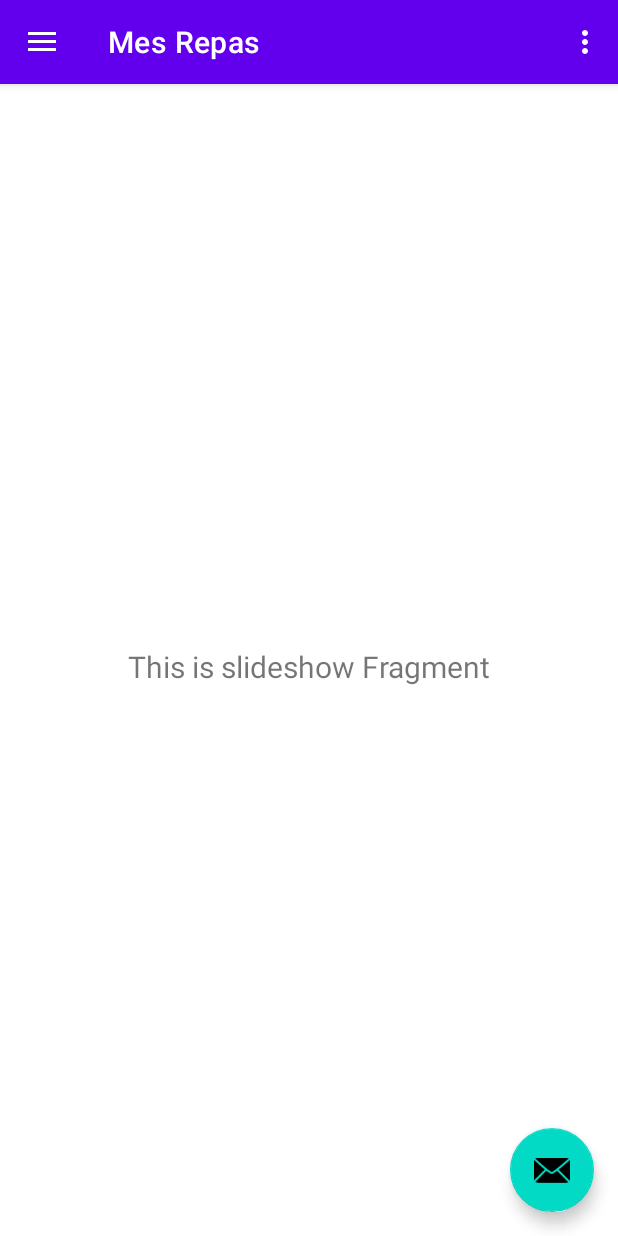
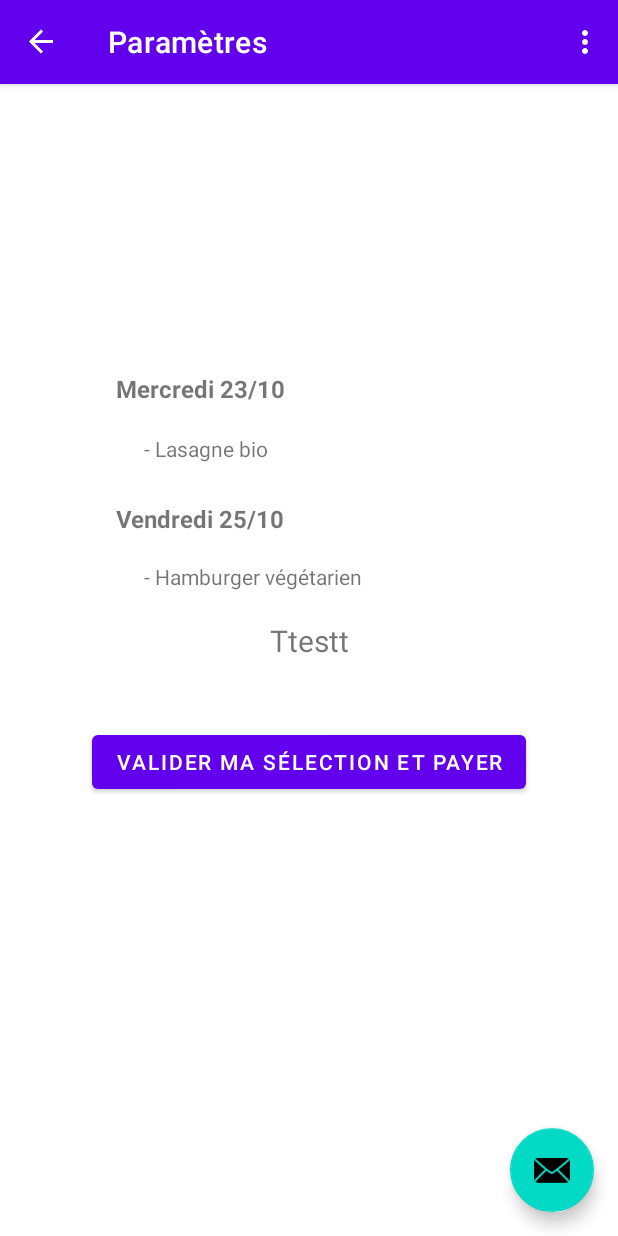
Before and after one commit to BentahriMerwane/hackathon-2021-Ephec, an Android app: the screen it shows after launch (MainActivity), in the side drawer, after a tap on "Mes Repas", on a phone screen of 412 x 824 dp. Run offline under Robolectric (Android 15) with nearby library versions, the phone set to English and light mode, and no system bars; our stand-ins replace navigation-ui.

Commit message:
Update page "choix"

```diff
--- a/app/src/main/java/com/example/myapplication/MainActivity.kt
+++ b/app/src/main/java/com/example/myapplication/MainActivity.kt
@@ -56,7 +56,7 @@ class MainActivity : AppCompatActivity() {
         // menu should be considered as top level destinations.
         appBarConfiguration = AppBarConfiguration(
             setOf(
-                R.id.nav_login, R.id.nav_commandes, R.id.nav_param, R.id.nav_repas
+                R.id.nav_login, R.id.nav_commandes, R.id.nav_repas
             ), drawerLayout
         )
         setupActionBarWithNavController(navController, appBarConfiguration)
--- a/app/src/main/java/com/example/myapplication/ui/parametres/ParametreViewModel.kt
+++ b/app/src/main/java/com/example/myapplication/ui/parametres/ParametreViewModel.kt
@@ -7,7 +7,7 @@ import androidx.lifecycle.ViewModel
 class ParametreViewModel : ViewModel() {
 
     private val _text = MutableLiveData<String>().apply {
-        value = "This is slideshow Fragment"
+        value = "Ttestt"
     }
     val text: LiveData<String> = _text
 }
--- a/app/src/main/java/com/example/myapplication/ui/parametres/ParametresFragment.kt
+++ b/app/src/main/java/com/example/myapplication/ui/parametres/ParametresFragment.kt
@@ -30,7 +30,7 @@ class ParametresFragment : Fragment() {
         _binding = FragmentParametresBinding.inflate(inflater, container, false)
         val root: View = binding.root
 
-        val textView: TextView = binding.navParam
+        val textView: TextView = binding.navRepas
         parametreViewModel.text.observe(viewLifecycleOwner, Observer {
             textView.text = it
         })
--- a/app/src/main/res/layout/fragment_parametres.xml
+++ b/app/src/main/res/layout/fragment_parametres.xml
@@ -1,5 +1,6 @@
 <?xml version="1.0" encoding="utf-8"?>
-<androidx.constraintlayout.widget.ConstraintLayout xmlns:android="http://schemas.android.com/apk/res/android"
+<androidx.constraintlayout.widget.ConstraintLayout
+    xmlns:android="http://schemas.android.com/apk/res/android"
     xmlns:app="http://schemas.android.com/apk/res-auto"
     xmlns:tools="http://schemas.android.com/tools"
     android:layout_width="match_parent"
@@ -7,16 +8,73 @@
     tools:context=".ui.parametres.ParametresFragment">
 
         <TextView
-        android:id="@+id/nav_param"
-        android:layout_width="match_parent"
+            android:id="@+id/nav_repas"
+            android:layout_width="0dp"
             android:layout_height="wrap_content"
-        android:layout_marginStart="8dp"
-        android:layout_marginTop="8dp"
-        android:layout_marginEnd="8dp"
+            android:layout_marginTop="19dp"
             android:textAlignment="center"
             android:textSize="20sp"
-        app:layout_constraintBottom_toBottomOf="parent"
             app:layout_constraintEnd_toEndOf="parent"
             app:layout_constraintStart_toStartOf="parent"
+            app:layout_constraintTop_toBottomOf="@+id/textView13" />
+        <TextView
+            android:id="@+id/textView13"
+            android:layout_width="220dp"
+            android:layout_height="wrap_content"
+            android:layout_marginTop="18dp"
+            android:text="- Hamburger végétarien"
+            android:textSize="14sp"
+            app:layout_constraintEnd_toEndOf="parent"
+            app:layout_constraintStart_toStartOf="parent"
+            app:layout_constraintTop_toBottomOf="@+id/textView12" />
+
+        <TextView
+            android:id="@+id/textView3"
+            android:layout_width="145dp"
+            android:layout_height="wrap_content"
+            android:layout_marginTop="19dp"
+            android:text="- Lasagne bio"
+            android:textSize="14sp"
+            app:layout_constraintStart_toStartOf="@+id/textView13"
+            app:layout_constraintTop_toBottomOf="@+id/textView2" />
+
+
+
+        <TextView
+            android:id="@+id/textView2"
+            android:layout_width="0dp"
+            android:layout_height="wrap_content"
+            android:layout_marginTop="192dp"
+            android:text="Mercredi 23/10"
+            android:textSize="16sp"
+            android:textStyle="bold"
+            android:visibility="visible"
+            app:layout_constraintEnd_toEndOf="@+id/textView12"
+            app:layout_constraintStart_toStartOf="@+id/textView12"
             app:layout_constraintTop_toTopOf="parent" />
+
+        <TextView
+            android:id="@+id/textView12"
+            android:layout_width="0dp"
+            android:layout_height="wrap_content"
+            android:layout_marginStart="16dp"
+            android:layout_marginTop="26dp"
+            android:layout_marginEnd="16dp"
+            android:text="Vendredi 25/10"
+            android:textSize="16sp"
+            android:textStyle="bold"
+            app:layout_constraintEnd_toEndOf="@+id/textView3"
+            app:layout_constraintStart_toStartOf="@+id/button2"
+            app:layout_constraintTop_toBottomOf="@+id/textView3" />
+
+        <Button
+            android:id="@+id/button2"
+            android:layout_width="wrap_content"
+            android:layout_height="wrap_content"
+            android:layout_marginTop="43dp"
+            android:text="Valider ma sélection et payer"
+            app:layout_constraintEnd_toEndOf="parent"
+            app:layout_constraintStart_toStartOf="parent"
+            app:layout_constraintTop_toBottomOf="@+id/nav_repas" />
+
 </androidx.constraintlayout.widget.ConstraintLayout>
--- a/app/src/main/res/menu/activity_main_drawer.xml
+++ b/app/src/main/res/menu/activity_main_drawer.xml
@@ -14,10 +14,6 @@
             android:title="@string/commandes" />
         <item
             android:id="@+id/nav_param"
-            android:icon="@drawable/ic_baseline_settings_24"
-            android:title="@string/param" />
-        <item
-            android:id="@+id/nav_repas"
             android:icon="@drawable/ic_outline_set_meal_24"
             android:title="@string/repas" />
     </group>
--- a/app/src/main/res/navigation/mobile_navigation.xml
+++ b/app/src/main/res/navigation/mobile_navigation.xml
@@ -22,9 +22,4 @@
         android:name="com.example.myapplication.ui.parametres.ParametresFragment"
         android:label="@string/param"
         tools:layout="@layout/fragment_parametres" />
-    <fragment
-        android:id="@+id/nav_repas"
-        android:name="com.example.myapplication.ui.parametres.ParametresFragment"
-        android:label="@string/repas"
-        tools:layout="@layout/fragment_parametres" />
 </navigation>
--- a/app/src/main/res/values/strings.xml
+++ b/app/src/main/res/values/strings.xml
@@ -5,7 +5,6 @@
     <string name="nav_header_title">Android Studio</string>
     <string name="nav_header_subtitle">HE201939@students.ephec.be</string>
     <string name="nav_header_desc">Navigation header</string>
-    <string name="action_settings">Settings</string>
 
     <string name="login">Login</string>
     <string name="commandes">Commandes</string>
```
Also changed, not shown: app/src/main/java/com/example/myapplication/ui/repas/RepasFragment.kt (deleted, +0 -45 lines), app/src/main/java/com/example/myapplication/ui/repas/RepasViewModel.kt (deleted, +0 -13 lines), app/src/main/res/layout/fragment_repas.xml (deleted, +0 -21 lines). Lines whose indentation alone changed are shown as unchanged.
